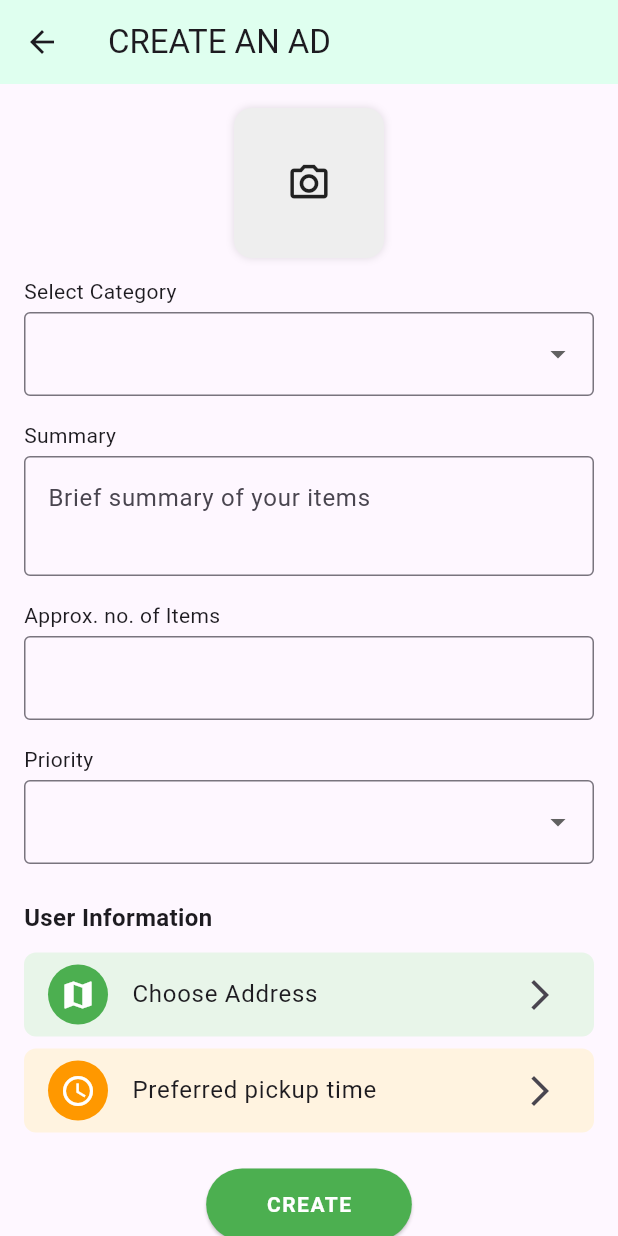
After one commit to AbhimanyuT0800/aakrikada, a Flutter app: the CreateAdPage screen opened directly, on a phone screen of 412 x 824 dp. The commit adds this screen. Run offline on Flutter 3.47's test engine with Material 3 defaults, Android fonts, the phone set to English and light mode, and no system bars; our stand-ins replace flutter_hooks, flutter_otp_text_field, flutter_riverpod, riverpod_annotation, shared_preferences; accounts and stored records are empty; generated files the repository leaves out were written again.

```diff
--- /dev/null
+++ b/lib/features/ads/view/pages/create_ads_page.dart
@@ -0,0 +1,161 @@
+import 'package:aakrikada/core/colorpallets/colorpallets.dart';
+import 'package:aakrikada/l10n/app_localizations.dart';
+import 'package:flutter/material.dart';
+
+class CreateAdPage extends StatelessWidget {
+  const CreateAdPage({super.key});
+
+  @override
+  Widget build(BuildContext context) {
+    // language provider
+    final lang = AppLocalizations.of(context)!;
+
+    return Scaffold(
+      appBar: AppBar(
+        title: Text(lang.createAd),
+        leading: IconButton(
+          icon: Icon(Icons.arrow_back),
+          onPressed: () => Navigator.pop(context),
+        ),
+        backgroundColor: Color(0xFFDFFFEF),
+        elevation: 0,
+      ),
+      body: SingleChildScrollView(
+        padding: EdgeInsets.all(16),
+        child: Column(
+          crossAxisAlignment: CrossAxisAlignment.start,
+          children: [
+            // Image Picker
+            Center(
+              child: Container(
+                height: 100,
+                width: 100,
+                decoration: BoxDecoration(
+                  color: Colors.grey[200],
+                  borderRadius: BorderRadius.circular(12),
+                  boxShadow: [BoxShadow(color: Colors.black12, blurRadius: 4)],
+                ),
+                child: Icon(Icons.camera_alt_outlined, size: 30),
+              ),
+            ),
+            SizedBox(height: 12),
+            Text(lang.selectCategory),
+            SizedBox(height: 4),
+            DropdownButtonFormField<String>(
+              items: [
+                DropdownMenuItem(value: 'iron', child: Text(lang.iron)),
+                DropdownMenuItem(
+                  value: 'newsPaper',
+                  child: Text(lang.newsPaper),
+                ),
+                DropdownMenuItem(
+                  value: 'electronic',
+                  child: Text(lang.electrolic),
+                ),
+                DropdownMenuItem(value: 'plastic', child: Text(lang.plastic)),
+                DropdownMenuItem(value: 'others', child: Text(lang.others)),
+              ],
+              onChanged: (value) {},
+              decoration: InputDecoration(border: OutlineInputBorder()),
+            ),
+            SizedBox(height: 16),
+
+            // Summary
+            Text(lang.summary),
+            SizedBox(height: 4),
+            TextField(
+              decoration: InputDecoration(
+                hintText: lang.briefSummary,
+                border: OutlineInputBorder(),
+              ),
+              maxLines: 2,
+            ),
+            SizedBox(height: 16),
+
+            // nbr of Items
+            Text(lang.approxNbr),
+            SizedBox(height: 4),
+            TextField(
+              keyboardType: TextInputType.number,
+              decoration: InputDecoration(border: OutlineInputBorder()),
+            ),
+            SizedBox(height: 16),
+
+            // Priority
+            Text(lang.priority),
+            SizedBox(height: 4),
+            DropdownButtonFormField<String>(
+              items: [
+                DropdownMenuItem(value: 'high', child: Text(lang.high)),
+                DropdownMenuItem(value: 'medium', child: Text(lang.medium)),
+                DropdownMenuItem(value: 'low', child: Text(lang.low)),
+              ],
+              onChanged: (value) {},
+              decoration: InputDecoration(border: OutlineInputBorder()),
+            ),
+            SizedBox(height: 24),
+
+            // User Information
+            Text(
+              lang.userInfo,
+              style: TextStyle(fontSize: 16, fontWeight: FontWeight.bold),
+            ),
+            SizedBox(height: 12),
+
+            ListTile(
+              shape: RoundedRectangleBorder(
+                borderRadius: BorderRadiusGeometry.circular(8),
+              ),
+              tileColor: Colors.green[50],
+              leading: CircleAvatar(
+                backgroundColor: Colorpallets.greenColor,
+                child: Icon(Icons.map, color: Colorpallets.whiteColor),
+              ),
+              title: Text(lang.chooseAdress),
+              trailing: Icon(Icons.arrow_forward_ios),
+              onTap: () {
+                // choose address config
+              },
+            ),
+            SizedBox(height: 8),
+
+            ListTile(
+              shape: RoundedRectangleBorder(
+                borderRadius: BorderRadiusGeometry.circular(8),
+              ),
+              tileColor: Colors.orange[50],
+              leading: CircleAvatar(
+                backgroundColor: Colors.orange,
+                child: Icon(Icons.access_time, color: Colorpallets.whiteColor),
+              ),
+              title: Text(lang.preferrrdPickup),
+              trailing: Icon(Icons.arrow_forward_ios),
+              onTap: () {
+                // pick up time config
+              },
+            ),
+            SizedBox(height: 24),
+
+            Center(
+              child: ElevatedButton(
+                onPressed: () {},
+                style: ElevatedButton.styleFrom(
+                  backgroundColor: Colors.green,
+                  padding: EdgeInsets.symmetric(horizontal: 40, vertical: 14),
+                ),
+                child: Text(
+                  lang.create,
+                  style: TextStyle(
+                    letterSpacing: 1,
+                    color: Colorpallets.whiteColor,
+                    fontWeight: FontWeight.w600,
+                  ),
+                ),
+              ),
+            ),
+          ],
+        ),
+      ),
+    );
+  }
+}
--- a/lib/l10n/app_en.arb
+++ b/lib/l10n/app_en.arb
@@ -29,6 +29,25 @@
     "logOut":"Logout",
     "myOders":"My Orders",
     "accepted":"Accepted",
-    "created":"Created"
+    "created":"Created",
+    "createAd":"CREATE AN AD ",
+    "latestList":"Latest Listing",
+    "selectCategory": "Select Category",
+    "summary": "Summary",
+    "briefSummary": "Brief summary of your items",
+    "approxNbr": "Approx. no. of Items",
+    "priority": "Priority",
+    "userInfo": "User Information",
+    "chooseAdress": "Choose Address",
+    "preferrrdPickup": "Preferred pickup time",
+    "high": "High",
+    "medium": "Medium",
+    "low": "Low",
+    "create": "CREATE",
+     "orderDetails": "Order Details",
+    "quotes": "Quotes",
+    "selected": "SELECTED",
+    "accept": "Accept"
+
 
 }
--- a/lib/l10n/app_localizations.dart
+++ b/lib/l10n/app_localizations.dart
@@ -285,6 +285,114 @@ abstract class AppLocalizations {
   /// In en, this message translates to:
   /// **'Created'**
   String get created;
+
+  /// No description provided for @createAd.
+  ///
+  /// In en, this message translates to:
+  /// **'CREATE AN AD '**
+  String get createAd;
+
+  /// No description provided for @latestList.
+  ///
+  /// In en, this message translates to:
+  /// **'Latest Listing'**
+  String get latestList;
+
+  /// No description provided for @selectCategory.
+  ///
+  /// In en, this message translates to:
+  /// **'Select Category'**
+  String get selectCategory;
+
+  /// No description provided for @summary.
+  ///
+  /// In en, this message translates to:
+  /// **'Summary'**
+  String get summary;
+
+  /// No description provided for @briefSummary.
+  ///
+  /// In en, this message translates to:
+  /// **'Brief summary of your items'**
+  String get briefSummary;
+
+  /// No description provided for @approxNbr.
+  ///
+  /// In en, this message translates to:
+  /// **'Approx. no. of Items'**
+  String get approxNbr;
+
+  /// No description provided for @priority.
+  ///
+  /// In en, this message translates to:
+  /// **'Priority'**
+  String get priority;
+
+  /// No description provided for @userInfo.
+  ///
+  /// In en, this message translates to:
+  /// **'User Information'**
+  String get userInfo;
+
+  /// No description provided for @chooseAdress.
+  ///
+  /// In en, this message translates to:
+  /// **'Choose Address'**
+  String get chooseAdress;
+
+  /// No description provided for @preferrrdPickup.
+  ///
+  /// In en, this message translates to:
+  /// **'Preferred pickup time'**
+  String get preferrrdPickup;
+
+  /// No description provided for @high.
+  ///
+  /// In en, this message translates to:
+  /// **'High'**
+  String get high;
+
+  /// No description provided for @medium.
+  ///
+  /// In en, this message translates to:
+  /// **'Medium'**
+  String get medium;
+
+  /// No description provided for @low.
+  ///
+  /// In en, this message translates to:
+  /// **'Low'**
+  String get low;
+
+  /// No description provided for @create.
+  ///
+  /// In en, this message translates to:
+  /// **'CREATE'**
+  String get create;
+
+  /// No description provided for @orderDetails.
+  ///
+  /// In en, this message translates to:
+  /// **'Order Details'**
+  String get orderDetails;
+
+  /// No description provided for @quotes.
+  ///
+  /// In en, this message translates to:
+  /// **'Quotes'**
+  String get quotes;
+
+  /// No description provided for @selected.
+  ///
+  /// In en, this message translates to:
+  /// **'SELECTED'**
+  String get selected;
+
+  /// No description provided for @accept.
+  ///
+  /// In en, this message translates to:
+  /// **'Accept'**
+  String get accept;
 }
 
 class _AppLocalizationsDelegate
--- a/lib/l10n/app_localizations_en.dart
+++ b/lib/l10n/app_localizations_en.dart
@@ -100,4 +100,58 @@ class AppLocalizationsEn extends AppLocalizations {
 
   @override
   String get created => 'Created';
+
+  @override
+  String get createAd => 'CREATE AN AD ';
+
+  @override
+  String get latestList => 'Latest Listing';
+
+  @override
+  String get selectCategory => 'Select Category';
+
+  @override
+  String get summary => 'Summary';
+
+  @override
+  String get briefSummary => 'Brief summary of your items';
+
+  @override
+  String get approxNbr => 'Approx. no. of Items';
+
+  @override
+  String get priority => 'Priority';
+
+  @override
+  String get userInfo => 'User Information';
+
+  @override
+  String get chooseAdress => 'Choose Address';
+
+  @override
+  String get preferrrdPickup => 'Preferred pickup time';
+
+  @override
+  String get high => 'High';
+
+  @override
+  String get medium => 'Medium';
+
+  @override
+  String get low => 'Low';
+
+  @override
+  String get create => 'CREATE';
+
+  @override
+  String get orderDetails => 'Order Details';
+
+  @override
+  String get quotes => 'Quotes';
+
+  @override
+  String get selected => 'SELECTED';
+
+  @override
+  String get accept => 'Accept';
 }
```
Also changed, not shown: lib/features/ads/view/pages/home_page.dart (+14 -6 lines), lib/features/ads/view/pages/order_details_page.dart (added, +111 -0 lines), lib/features/ads/view/widgets/listed_item_widget.dart (+8 -1 lines), lib/features/ads/view/widgets/quotes_card_widget.dart (added, +69 -0 lines), lib/l10n/app_hi.arb (+20 -1 lines), lib/l10n/app_localizations_hi.dart (+54 -0 lines), lib/l10n/app_localizations_ml.dart (+54 -0 lines), lib/l10n/app_ml.arb (+20 -1 lines).
